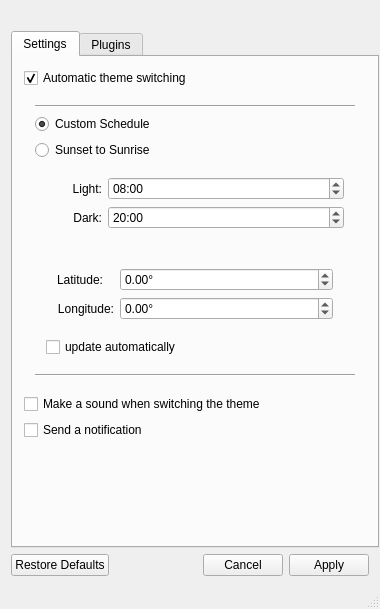
Before: the Qt Designer form designer/mainwindow.ui in l0drex/Yin-Yang, drawn with Qt 5.
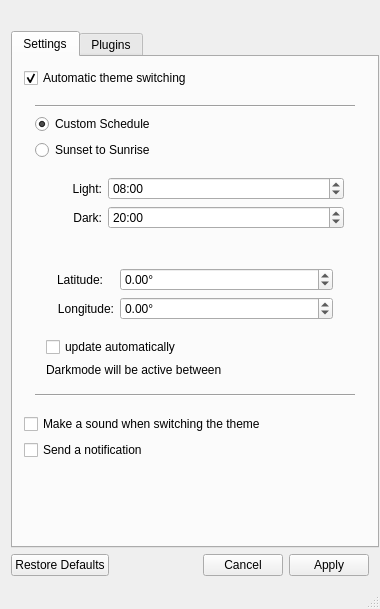
After: the same form once the commit is applied. The open tabs and pages were chosen to show the change. Icons and pictures are not drawn.

Commit message: Added label to see sunset and sunrise times

The edit to the form file:
```diff
--- a/designer/mainwindow.ui
+++ b/designer/mainwindow.ui
@@ -274,6 +274,13 @@
                 </property>
                </widget>
               </item>
+              <item>
+               <widget class="QLabel" name="label_active">
+                <property name="text">
+                 <string>Darkmode will be active between</string>
+                </property>
+               </widget>
+              </item>
              </layout>
             </widget>
            </item>
```
Left out of the diff: 2 changed lines with no effect on the pictures. The commit also changes 3 other files.
